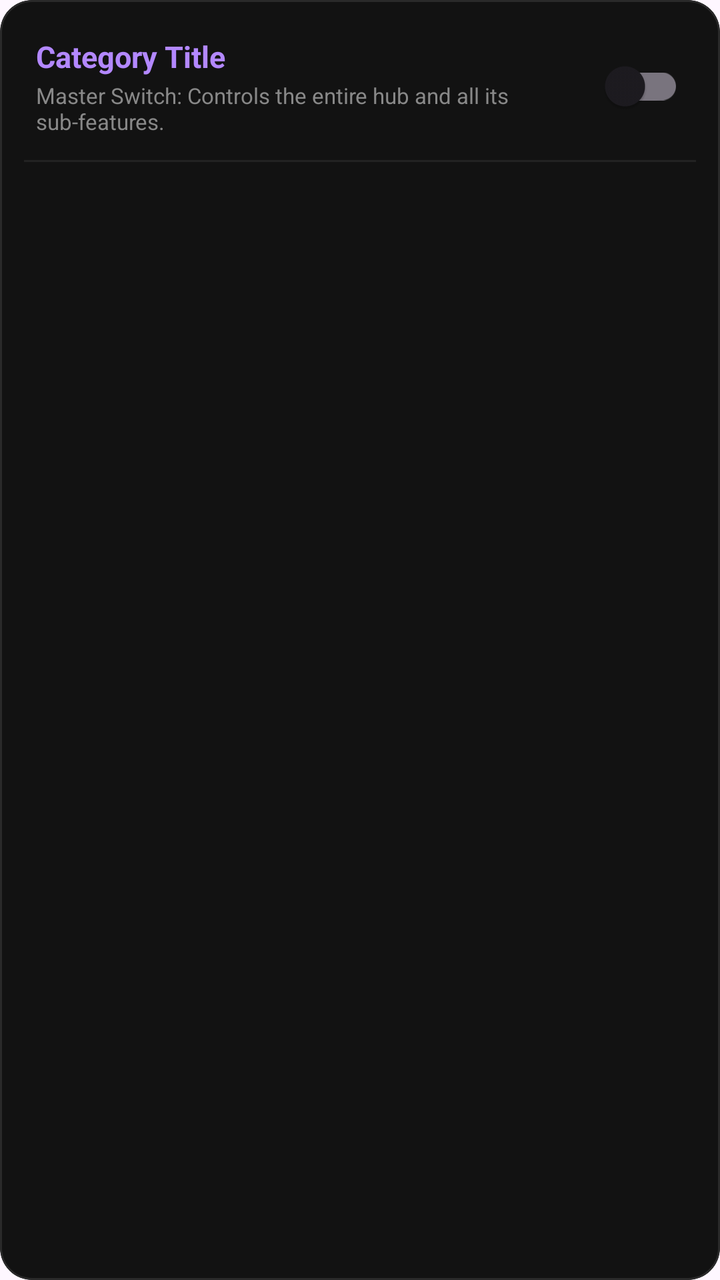
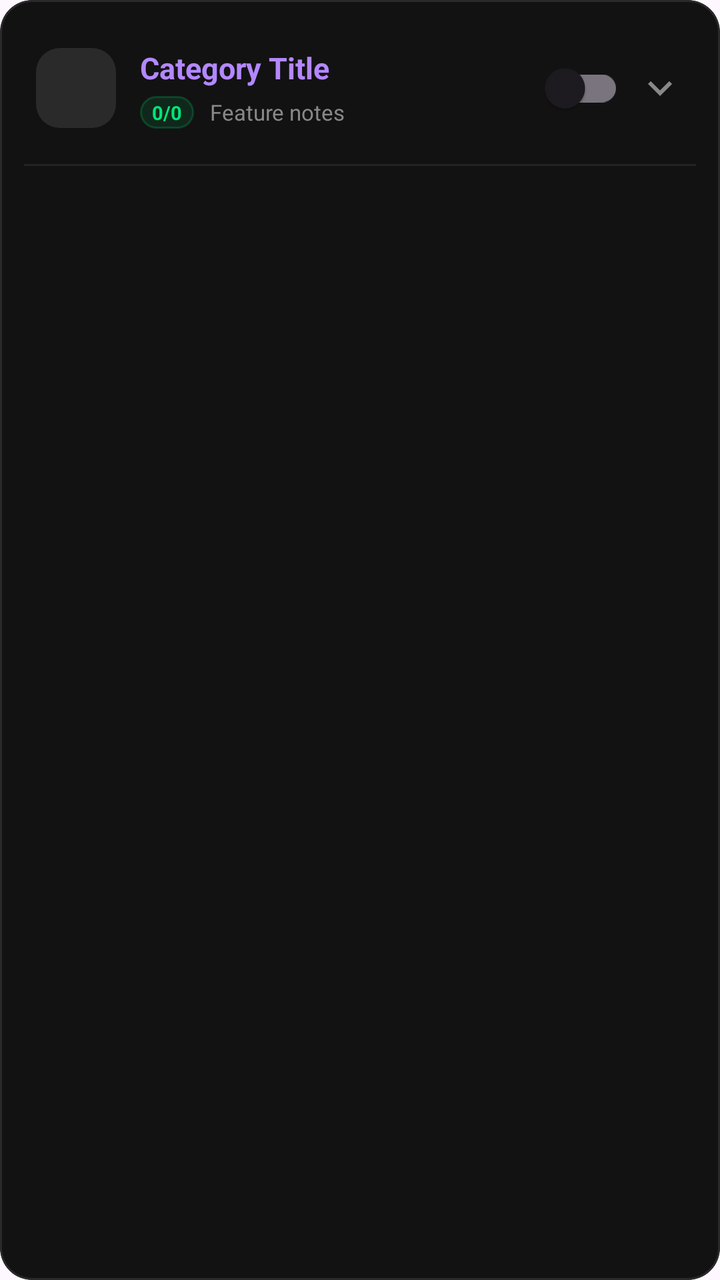

Compare the two renders of this Android layout. The source of the first and the diff that turns it into the second are given below.
<!-- AndroidManifest.xml: application theme Theme.PhoneControl -->
<!-- res/layout/item_setting_category_card.xml -->
<?xml version="1.0" encoding="utf-8"?>
<com.google.android.material.card.MaterialCardView xmlns:android="http://schemas.android.com/apk/res/android"
    xmlns:app="http://schemas.android.com/apk/res-auto"
    android:layout_width="match_parent"
    android:layout_height="wrap_content"
    android:layout_marginBottom="16dp"
    app:cardCornerRadius="16dp"
    app:cardBackgroundColor="#121212"
    app:strokeWidth="1dp"
    app:strokeColor="#2A2A2A">

    <LinearLayout
        android:layout_width="match_parent"
        android:layout_height="wrap_content"
        android:orientation="vertical"
        android:padding="12dp">

        
        <LinearLayout
            android:id="@+id/layoutCategoryHeader"
            android:layout_width="match_parent"
            android:layout_height="wrap_content"
            android:orientation="horizontal"
            android:gravity="center_vertical"
            android:paddingHorizontal="6dp"
            android:paddingVertical="6dp">

            <LinearLayout
                android:layout_width="0dp"
                android:layout_height="wrap_content"
                android:layout_weight="1"
                android:orientation="vertical">

                <TextView
                    android:id="@+id/tvCategoryTitle"
                    android:layout_width="wrap_content"
                    android:layout_height="wrap_content"
                    android:text="Category Title"
                    android:textColor="#B388FF"
                    android:textSize="15sp"
                    android:textStyle="bold" />

                <TextView
                    android:id="@+id/tvCategorySubtitle"
                    android:layout_width="wrap_content"
                    android:layout_height="wrap_content"
                    android:layout_marginTop="2dp"
                    android:text="Master Switch: Controls the entire hub and all its sub-features."
                    android:textColor="#888888"
                    android:textSize="11sp" />
            </LinearLayout>

            <com.google.android.material.switchmaterial.SwitchMaterial
                android:id="@+id/switchCategoryMaster"
                android:layout_width="wrap_content"
                android:layout_height="wrap_content" />
        </LinearLayout>

        <View
            android:layout_width="match_parent"
            android:layout_height="1dp"
            android:background="#222222"
            android:layout_marginVertical="6dp" />

        
        <LinearLayout
            android:id="@+id/layoutSubFeaturesContainer"
            android:layout_width="match_parent"
            android:layout_height="wrap_content"
            android:orientation="vertical" />

    </LinearLayout>
</com.google.android.material.card.MaterialCardView>
<!-- resources referenced by this layout -->
<resources>
  <style name="Theme.PhoneControl" parent="Theme.Material3.DayNight.NoActionBar">
          
          <item name="colorPrimary">@color/purple_500</item>
          <item name="colorPrimaryVariant">@color/purple_700</item>
          <item name="colorOnPrimary">@color/white</item>
          
          <item name="colorSecondary">@color/teal_200</item>
          <item name="colorSecondaryVariant">@color/teal_700</item>
          <item name="colorOnSecondary">@color/black</item>
          
          <item name="android:statusBarColor">@android:color/black</item>
          <item name="android:windowLightStatusBar" tools:targetApi="m">false</item>
          
          
          
      </style>
  <color name="purple_500">#FF6200EE</color>
  <color name="purple_700">#FF3700B3</color>
  <color name="white">#FFFFFFFF</color>
  <color name="teal_200">#FF03DAC5</color>
  <color name="teal_700">#FF018786</color>
  <color name="black">#FF000000</color>
</resources>

<!-- the commit's change to res/layout/item_setting_category_card.xml (unified diff, before → after) -->
@@ -3,7 +3,7 @@
     xmlns:app="http://schemas.android.com/apk/res-auto"
     android:layout_width="match_parent"
     android:layout_height="wrap_content"
-    android:layout_marginBottom="16dp"
+    android:layout_marginBottom="14dp"
     app:cardCornerRadius="16dp"
     app:cardBackgroundColor="#121212"
     app:strokeWidth="1dp"
@@ -13,6 +13,7 @@
         android:layout_width="match_parent"
         android:layout_height="wrap_content"
         android:orientation="vertical"
+        android:animateLayoutChanges="true"
         android:padding="12dp">
 
         
@@ -23,8 +24,28 @@
             android:orientation="horizontal"
             android:gravity="center_vertical"
             android:paddingHorizontal="6dp"
-            android:paddingVertical="6dp">
+            android:paddingVertical="8dp"
+            android:background="?attr/selectableItemBackground"
+            android:clickable="true"
+            android:focusable="true">
 
+            
+            <FrameLayout
+                android:id="@+id/frameCategoryIcon"
+                android:layout_width="40dp"
+                android:layout_height="40dp"
+                android:layout_marginEnd="12dp"
+                android:background="@drawable/bg_category_icon_frame">
+
+                <ImageView
+                    android:id="@+id/ivCategoryIcon"
+                    android:layout_width="22dp"
+                    android:layout_height="22dp"
+                    android:layout_gravity="center"
+                    app:tint="#00E676" />
+            </FrameLayout>
+
+            
             <LinearLayout
                 android:layout_width="0dp"
                 android:layout_height="wrap_content"
@@ -40,34 +61,75 @@
                     android:textSize="15sp"
                     android:textStyle="bold" />
 
-                <TextView
-                    android:id="@+id/tvCategorySubtitle"
-                    android:layout_width="wrap_content"
+                
+                <LinearLayout
+                    android:layout_width="match_parent"
                     android:layout_height="wrap_content"
-                    android:layout_marginTop="2dp"
-                    android:text="Master Switch: Controls the entire hub and all its sub-features."
-                    android:textColor="#888888"
-                    android:textSize="11sp" />
+                    android:layout_marginTop="4dp"
+                    android:orientation="horizontal"
+                    android:gravity="center_vertical">
+
+                    <TextView
+                        android:id="@+id/tvCategoryBadge"
+                        android:layout_width="wrap_content"
+                        android:layout_height="wrap_content"
+                        android:layout_marginEnd="8dp"
+                        android:background="@drawable/bg_badge_pill"
+                        android:paddingHorizontal="6dp"
+                        android:paddingVertical="1.5dp"
+                        android:singleLine="true"
+                        android:maxLines="1"
+                        android:text="0/0"
+                        android:textColor="#00E676"
+                        android:textSize="9.5sp"
+                        android:textStyle="bold" />
+
+                    <TextView
+                        android:id="@+id/tvCategorySubtitle"
+                        android:layout_width="0dp"
+                        android:layout_height="wrap_content"
+                        android:layout_weight="1"
+                        android:text="Feature notes"
+                        android:textColor="#888888"
+                        android:textSize="11sp"
+                        android:maxLines="2"
+                        android:ellipsize="end" />
+                </LinearLayout>
             </LinearLayout>
 
+            
             <com.google.android.material.switchmaterial.SwitchMaterial
                 android:id="@+id/switchCategoryMaster"
                 android:layout_width="wrap_content"
-                android:layout_height="wrap_content" />
+                android:layout_height="wrap_content"
+                android:layout_marginStart="4dp" />
+
+            
+            <ImageView
+                android:id="@+id/ivCategoryChevron"
+                android:layout_width="24dp"
+                android:layout_height="24dp"
+                android:layout_marginStart="6dp"
+                android:src="@drawable/ic_chevron_down"
+                app:tint="#888888" />
         </LinearLayout>
 
+        
         <View
+            android:id="@+id/categoryDivider"
             android:layout_width="match_parent"
             android:layout_height="1dp"
             android:background="#222222"
-            android:layout_marginVertical="6dp" />
+            android:layout_marginTop="6dp"
+            android:layout_marginBottom="4dp" />
 
         
         <LinearLayout
             android:id="@+id/layoutSubFeaturesContainer"
             android:layout_width="match_parent"
             android:layout_height="wrap_content"
-            android:orientation="vertical" />
+            android:orientation="vertical"
+            android:animateLayoutChanges="true" />
 
     </LinearLayout>
 </com.google.android.material.card.MaterialCardView>
<!-- resource entries referenced after the edit -->
@@ -1,5 +1,32 @@
 <!-- resources referenced by this layout -->
 <resources>
+  <!-- drawable bg_badge_pill (drawable) -->
+  <?xml version="1.0" encoding="utf-8"?>
+  <shape xmlns:android="http://schemas.android.com/apk/res/android"
+      android:shape="rectangle">
+      <corners android:radius="10dp" />
+      <solid android:color="#1A00E676" />
+      <stroke
+          android:width="1dp"
+          android:color="#3300E676" />
+  </shape>
+  <!-- drawable bg_category_icon_frame (drawable) -->
+  <?xml version="1.0" encoding="utf-8"?>
+  <shape xmlns:android="http://schemas.android.com/apk/res/android"
+      android:shape="rectangle">
+      <corners android:radius="12dp" />
+      <solid android:color="#1AFFFFFF" />
+  </shape>
+  <!-- drawable ic_chevron_down (drawable) -->
+  <vector xmlns:android="http://schemas.android.com/apk/res/android"
+      android:width="24dp"
+      android:height="24dp"
+      android:viewportWidth="24"
+      android:viewportHeight="24">
+      <path
+          android:fillColor="#FFFFFFFF"
+          android:pathData="M7.41,8.59L12,13.17l4.59,-4.58L18,10l-6,6 -6,-6 1.41,-1.41z"/>
+  </vector>
   <style name="Theme.PhoneControl" parent="Theme.Material3.DayNight.NoActionBar">
           
           <item name="colorPrimary">@color/purple_500</item>
